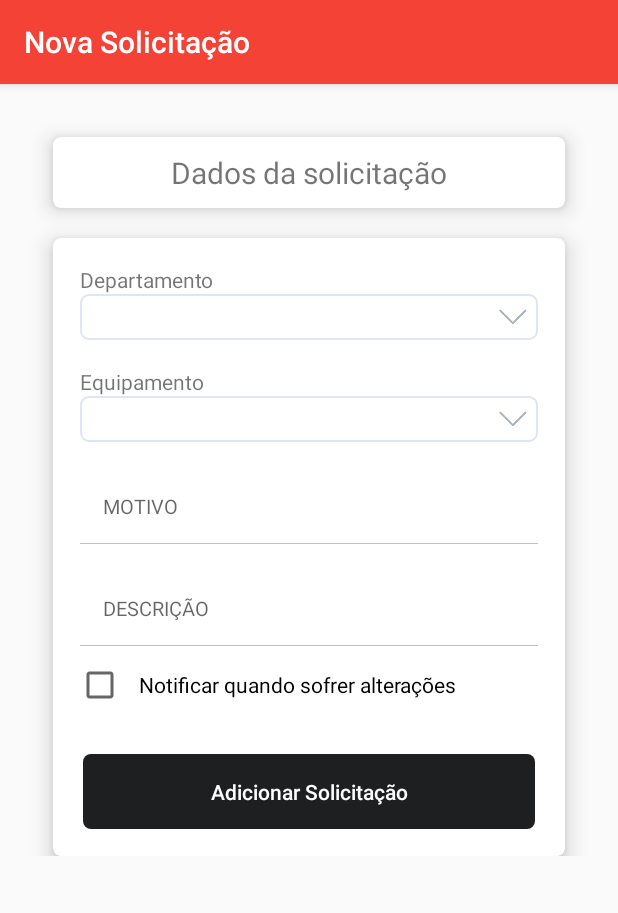
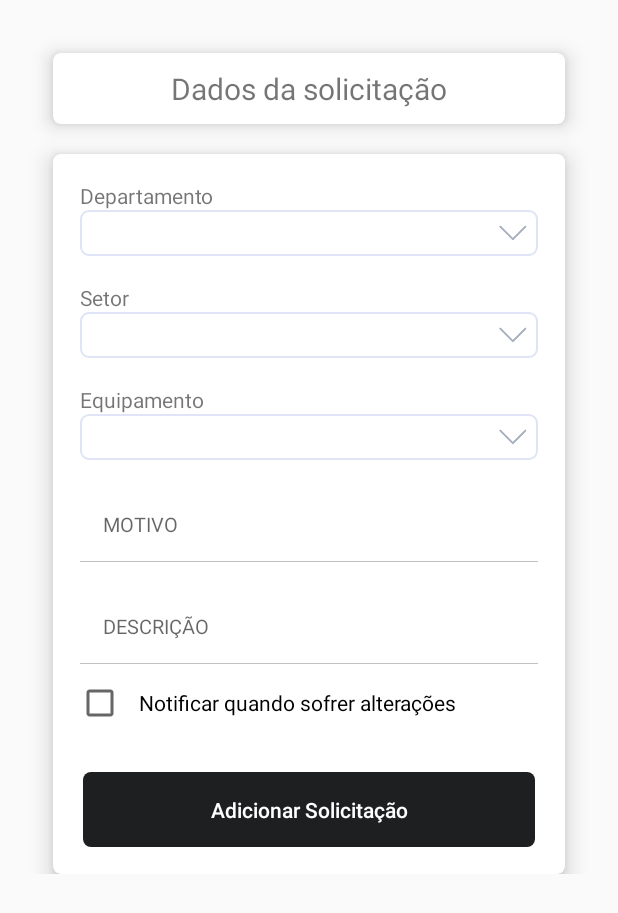
Before and after one commit to wylliansales/IFIX-ANDROID, an Android app: the NovaSolicitacaoActivity screen opened directly, with no data from a screen before it, on a phone screen of 412 x 824 dp. Shown: the top 913 px of the screen. Run offline under Robolectric (Android 15) with nearby library versions, the phone set to English and light mode, and no system bars; network calls fail; Roboto replaces fonts that are not available here.

Commit message:
Get sectors

```diff
--- a/app/src/main/AndroidManifest.xml
+++ b/app/src/main/AndroidManifest.xml
@@ -37,7 +37,8 @@
             android:name=".HomeActivity"
             android:label="@string/title_activity_home"
             android:theme="@style/AppTheme.NoActionBar" />
-        <activity android:name=".NovaSolicitacaoActivity" />
+        <activity android:name=".NovaSolicitacaoActivity"
+                  android:theme="@style/AppTheme.NoActionBar"/>
         <activity android:name=".CadastroUsuarioActivity"
                   android:theme="@style/AppTheme.NoActionBar"/>
     </application>
--- /dev/null
+++ b/app/src/main/java/api/interfaces/SectorInterface.java
@@ -0,0 +1,13 @@
+package api.interfaces;
+
+import java.util.List;
+
+import api.Response.Sector;
+import retrofit2.Call;
+import retrofit2.http.GET;
+
+public interface SectorInterface {
+
+    @GET("sectors/all")
+    Call<List<Sector>> getAll();
+}
--- a/app/src/main/java/br/com/ifix/ifix/NovaSolicitacaoActivity.java
+++ b/app/src/main/java/br/com/ifix/ifix/NovaSolicitacaoActivity.java
@@ -25,8 +25,11 @@ import java.util.List;
 
 import api.HttpGlobalRetrofit;
 import api.Response.Department;
+import api.Response.Sector;
 import api.deserializers.DepartmentDes;
+import api.deserializers.SectorDes;
 import api.interfaces.DepartmentInterface;
+import api.interfaces.SectorInterface;
 import api.requests.RequestReq;
 import retrofit2.Call;
 import retrofit2.Callback;
@@ -35,10 +38,12 @@ import retrofit2.Response;
 public class NovaSolicitacaoActivity extends AppCompatActivity {
 
     private Spinner deparments_spinners;
+    private Spinner sector_spinners;
     private Spinner equipments_spinners;
     private EditText subject_matter;
     private EditText description;
     private List<Department> departments;
+    private List<Sector> sectors;
 
     ProgressDialog dialog;
 
@@ -48,9 +53,10 @@ public class NovaSolicitacaoActivity extends AppCompatActivity {
         setContentView(R.layout.activity_nova_solicitacao);
         setTitle("Nova Solicitação");
 
+        this.deparments_spinners = (Spinner) findViewById(R.id.deparments_spinner);
+        this.sector_spinners = (Spinner) findViewById(R.id.sector_spinner);
         this.equipments_spinners = (Spinner) findViewById(R.id.equipments_spinner);
 
-        this.deparments_spinners = (Spinner) findViewById(R.id.deparments_spinner);
 
         this.deparments_spinners.setOnItemSelectedListener(new AdapterView.OnItemSelectedListener() {
             @SuppressLint("LongLogTag")
@@ -87,6 +93,7 @@ public class NovaSolicitacaoActivity extends AppCompatActivity {
     protected void onStart() {
         super.onStart();
         searchDepartment();
+        searchSector();
     }
 
     private void createRequest() {
@@ -151,16 +158,33 @@ public class NovaSolicitacaoActivity extends AppCompatActivity {
                     if(departments != null && departments.size() > 0) {
                         setDeparments_spinners(departments);
                     }
-
                 }
-                Log.d("ggg>>>>>>>>>>>>>>>>>>", String.valueOf(response.code()));
             }
-
             @Override
             public void onFailure(Call<List<Department>> call, Throwable t) {
-                Log.d("ggg>>>>>>>>>>>>>>>>>>", "Erro na requisição");
-                Log.d("ggg>>>>>>>>>>>>>>>>>>", t.getMessage());
-                Log.d("ggg>>>>>>>>>>>>>>>>>>", t.getLocalizedMessage());
+            }
+        });
+    }
+
+    private void searchSector(){
+        Gson gson = new GsonBuilder().registerTypeAdapter(Sector.class, new SectorDes()).create();
+        HttpGlobalRetrofit globalRetrofit = new HttpGlobalRetrofit(getApplicationContext(), gson);
+        SectorInterface req = globalRetrofit.getRetrofit().create(SectorInterface.class);
+
+        Call<List<Sector>> getAllSectors = req.getAll();
+
+        getAllSectors.enqueue(new Callback<List<Sector>>() {
+            @Override
+            public void onResponse(Call<List<Sector>> call, Response<List<Sector>> response) {
+                if(response.code() == 200) {
+                    sectors = response.body();
+                    if((sectors != null) && (sectors.size() > 0)) {
+                        setSectors_spinners(sectors);
+                    }
+                }
+            }
+            @Override
+            public void onFailure(Call<List<Sector>> call, Throwable t) {
             }
         });
     }
@@ -175,6 +199,18 @@ public class NovaSolicitacaoActivity extends AppCompatActivity {
         ArrayAdapter<String> adapterOpcoes = new ArrayAdapter<String>(this, android.R.layout.simple_spinner_item, department_name);
         adapterOpcoes.setDropDownViewResource(android.R.layout.simple_spinner_dropdown_item);
         this.deparments_spinners.setAdapter(adapterOpcoes);
+    }
+
+    public void setSectors_spinners(List<Sector> sectors) {
+        List<String> sector_name = new ArrayList<>();
+
+        for (Sector sector: sectors) {
+            sector_name.add(sector.getName());
+        }
+
+        ArrayAdapter<String> adapterOpcoes = new ArrayAdapter<String>(this, android.R.layout.simple_spinner_item, sector_name);
+        adapterOpcoes.setDropDownViewResource(android.R.layout.simple_spinner_dropdown_item);
+        this.sector_spinners.setAdapter(adapterOpcoes);
     }
 
     public void setEquipments_spinners(List<String> equipments) {
--- a/app/src/main/res/layout/activity_nova_solicitacao.xml
+++ b/app/src/main/res/layout/activity_nova_solicitacao.xml
@@ -79,6 +79,34 @@
                         </Spinner>
 
                     </LinearLayout>
+
+                    <TextView
+                        android:layout_width="match_parent"
+                        android:layout_height="wrap_content"
+                        android:text="@string/text_setor"
+                        android:layout_marginTop="18dp"
+                        android:layout_marginLeft="18dp"
+                        android:layout_marginRight="18dp"
+                        />
+
+                    <LinearLayout
+                        android:layout_width="match_parent"
+                        android:layout_height="wrap_content"
+                        android:layout_marginLeft="18dp"
+                        android:layout_marginRight="18dp"
+                        android:background="@drawable/round_border">
+
+                        <Spinner
+                            android:id="@+id/sector_spinner"
+                            android:layout_width="match_parent"
+                            android:layout_height="match_parent"
+                            android:padding="15dp"
+                            android:background="@drawable/spinner">
+
+                        </Spinner>
+
+                    </LinearLayout>
+
 
                     <TextView
                         android:layout_width="match_parent"
--- a/app/src/main/res/values/strings.xml
+++ b/app/src/main/res/values/strings.xml
@@ -33,6 +33,7 @@
     <string name="user_name">Nome</string>
     <string name="user_password_confirmation">Confirme a senha</string>
     <string name="action_login">Login</string>
+    <string name="text_setor">Setor</string>
 
     <string-array name="departments_array">
         <item>Mercury</item>
```
Also changed, not shown: app/src/main/java/api/Response/Sector.java (added, +32 -0 lines), app/src/main/java/api/deserializers/SectorDes.java (added, +22 -0 lines).
